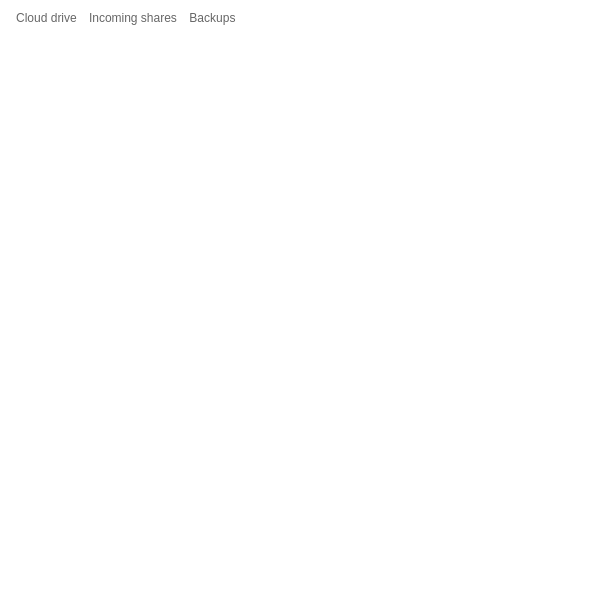
meganz/MEGAsync, file src/MEGASync/gui/node_selector/gui/win/NodeSelector.ui: the form before one commit.
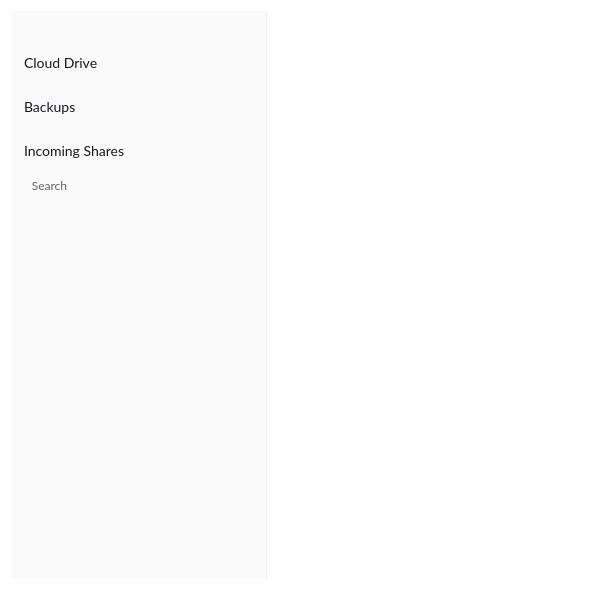
The form after the commit. Icons and pictures are not drawn.

```diff
--- a/src/MEGASync/gui/node_selector/gui/win/NodeSelector.ui
+++ b/src/MEGASync/gui/node_selector/gui/win/NodeSelector.ui
@@ -22,6 +22,9 @@
   <property name="windowTitle">
    <string>Select a MEGA folder</string>
   </property>
+  <property name="autoFillBackground">
+   <bool>false</bool>
+  </property>
   <property name="styleSheet">
    <string notr="true">QDialog
 {
@@ -41,175 +44,541 @@
 QScrollBar:horizontal {
 height: 16px;
 }
+
+#TransferManager
+{
+    border-radius: 4px;
+    border: 1px solid black;
+}
+
+*
+{
+    font-family: Lato;
+}
+
+#wLeftPane
+{
+    background-color: #FAFAFA;
+    border-right: 1px solid #EEEEEE;
+}
+
+#wRightPaneHeader, #sCurrentContent
+{
+    background-color: white;
+}
+
+#lTextSearch
+{
+    color: #666666;
+    font-size: 20px;
+    font-weight: 600;
+    padding-left: 12px;
+    qproperty-alignment: 'AlignLeft | AlignVCenter';
+}
+
+#wSearch QFrame
+{
+    padding-right: 6px;
+    padding-left: 6px;
+}
+
+#wSearch QPushButton
+{
+    height: 34px;
+}
+
+QGroupBox
+{
+    font-size: 12px;
+    border: none;
+}
+
+QGroupBox::title
+{
+    font-family: Lato;
+   color: #666666;
+    padding-left: 10px;
+}
+
+#wStorage QPushButton
+{
+    font-size: 14px;
+    color: #15191F;
+    border: none;
+    text-align: left;
+    padding-right: 0px;
+    padding-left: 0px;
+    qProperty-iconSize: 24px;
+}
+
+#wSearch QPushButton
+{
+    font-size: 14px;
+    color: #15191F;
+    border: none;
+    text-align: left;
+    padding-left: -1px;
+    padding-right: 0px;
+    qProperty-iconSize: 24px;
+}
+ 
+#wLeftPane QToolButton
+{
+  border: none;
+}
+
+
 </string>
   </property>
   <property name="modal">
    <bool>true</bool>
   </property>
-  <layout class="QVBoxLayout" name="verticalLayout">
-   <property name="spacing">
-    <number>9</number>
-   </property>
-   <property name="leftMargin">
-    <number>15</number>
-   </property>
-   <property name="topMargin">
-    <number>10</number>
-   </property>
-   <property name="rightMargin">
-    <number>15</number>
-   </property>
-   <property name="bottomMargin">
-    <number>15</number>
-   </property>
+  <layout class="QHBoxLayout" name="horizontalLayout_15" stretch="0,1">
    <item>
-    <layout class="QHBoxLayout" name="horizontalLayout_2">
-     <property name="spacing">
-      <number>10</number>
+    <widget class="QWidget" name="wLeftPane" native="true">
+     <property name="sizePolicy">
+      <sizepolicy hsizetype="Fixed" vsizetype="Preferred">
+       <horstretch>0</horstretch>
+       <verstretch>0</verstretch>
+      </sizepolicy>
      </property>
-     <property name="topMargin">
-      <number>0</number>
+     <property name="minimumSize">
+      <size>
+       <width>256</width>
+       <height>0</height>
+      </size>
      </property>
-     <property name="bottomMargin">
-      <number>5</number>
+     <property name="maximumSize">
+      <size>
+       <width>256</width>
+       <height>16777215</height>
+      </size>
      </property>
-     <item>
-      <widget class="QPushButton" name="bShowCloudDrive">
-       <property name="minimumSize">
-        <size>
-         <width>0</width>
-         <height>0</height>
-        </size>
-       </property>
-       <property name="styleSheet">
-        <string notr="true">QPushButton {
-    border: 3px solid #0078d7;
-	border-top-color: transparent;
-	border-left-color: transparent;
-	border-right-color: transparent;
-    border-radius: 0px;
-    background-color: transparent;
-    padding: -2px;
-	font-size:12px;
+     <property name="styleSheet">
+      <string notr="true">#wLeftPane QFrame &gt; QLabel
+{
+    font-weight: bold;
+    color: #999999;
+    font-size: 10px;
+	text-align: right;
+    border-radius: 12px;
 }
 
-QPushButton:checked {
-	border-bottom-color:#0078d7;
-	color:#36230e;
+#wLeftPane QFrame[itsOn=true] 
+{
+	border-radius: 4px;
+    background: solid white;
 }
-QPushButton:!checked {
-	border-bottom-color:transparent;
-	color: #666666;
-}
-</string>
-       </property>
-       <property name="text">
-        <string notr="true">Cloud drive</string>
-       </property>
-       <property name="iconSize">
-        <size>
-         <width>0</width>
-         <height>0</height>
-        </size>
-       </property>
-       <property name="checkable">
-        <bool>true</bool>
-       </property>
-       <property name="autoExclusive">
-        <bool>true</bool>
-       </property>
-      </widget>
-     </item>
-     <item>
-      <widget class="QPushButton" name="bShowIncomingShares">
-       <property name="minimumSize">
-        <size>
-         <width>0</width>
-         <height>0</height>
-        </size>
-       </property>
-       <property name="styleSheet">
-        <string notr="true">QPushButton {
-    border: 3px solid #0078d7;
-	border-top-color: transparent;
-	border-left-color: transparent;
-	border-right-color: transparent;
-    border-radius: 0px;
-    background-color: transparent;
-    padding: -2px;
-	font-size:12px;
-}
 
-QPushButton:checked {
-	border-bottom-color:#0078d7;
-	color:#36230e;
+#wLeftPane QFrame[itsOn=true]  &gt; QLabel
+{
+    border: 1px solid #F5F5F5; 
+    background-color: #FAFAFA;
+    color: #333333;
 }
-QPushButton:!checked {
-	border-bottom-color:transparent;
-	color: #666666;
-}
-</string>
-       </property>
-       <property name="text">
-        <string notr="true">Incoming shares</string>
-       </property>
-       <property name="checkable">
-        <bool>true</bool>
-       </property>
-       <property name="autoExclusive">
-        <bool>true</bool>
-       </property>
-      </widget>
-     </item>
-     <item>
-      <widget class="QPushButton" name="bShowBackups">
-       <property name="styleSheet">
-        <string notr="true">QPushButton {
-    border: 3px solid #0078d7;
-	border-top-color: transparent;
-	border-left-color: transparent;
-	border-right-color: transparent;
-    border-radius: 0px;
+
+#wLeftPane QFrame[itsOn=false] 
+{
+	border-radius: none;
     background-color: transparent;
-    padding: -2px;
-	font-size:12px;
 }
 
-QPushButton:checked {
-	border-bottom-color:#0078d7;
-	color:#36230e;
+#wLeftPane QFrame[itsOn=false]  QLabel
+{
+    border: 1px transparent #FAFAFA; 
+    background: transparent;
 }
-QPushButton:!checked {
-	border-bottom-color:transparent;
-	color: #666666;
-}
 </string>
-       </property>
-       <property name="text">
-        <string notr="true">Backups</string>
-       </property>
-       <property name="checkable">
-        <bool>true</bool>
-       </property>
-       <property name="autoExclusive">
-        <bool>true</bool>
-       </property>
-      </widget>
-     </item>
-     <item>
-      <spacer name="horizontalSpacer_3">
-       <property name="orientation">
-        <enum>Qt::Horizontal</enum>
-       </property>
-       <property name="sizeHint" stdset="0">
-        <size>
-         <width>40</width>
-         <height>0</height>
-        </size>
-       </property>
-      </spacer>
-     </item>
-    </layout>
+     </property>
+     <layout class="QVBoxLayout" name="verticalLayout">
+      <item>
+       <widget class="QGroupBox" name="wStorage">
+        <property name="title">
+         <string/>
+        </property>
+        <layout class="QVBoxLayout" name="wSearchLayout_2">
+         <property name="spacing">
+          <number>8</number>
+         </property>
+         <property name="leftMargin">
+          <number>4</number>
+         </property>
+         <property name="topMargin">
+          <number>24</number>
+         </property>
+         <property name="rightMargin">
+          <number>4</number>
+         </property>
+         <property name="bottomMargin">
+          <number>4</number>
+         </property>
+         <item>
+          <widget class="QFrame" name="fCloudDrive">
+           <property name="frameShape">
+            <enum>QFrame::NoFrame</enum>
+           </property>
+           <property name="frameShadow">
+            <enum>QFrame::Plain</enum>
+           </property>
+           <layout class="QHBoxLayout" name="horizontalLayout">
+            <property name="leftMargin">
+             <number>0</number>
+            </property>
+            <property name="topMargin">
+             <number>0</number>
+            </property>
+            <property name="rightMargin">
+             <number>0</number>
+            </property>
+            <property name="bottomMargin">
+             <number>0</number>
+            </property>
+            <item>
+             <widget class="QPushButton" name="bShowCloudDrive">
+              <property name="sizePolicy">
+               <sizepolicy hsizetype="Expanding" vsizetype="Fixed">
+                <horstretch>0</horstretch>
+                <verstretch>0</verstretch>
+               </sizepolicy>
+              </property>
+              <property name="minimumSize">
+               <size>
+                <width>0</width>
+                <height>36</height>
+               </size>
+              </property>
+              <property name="maximumSize">
+               <size>
+                <width>16777215</width>
+                <height>16777215</height>
+               </size>
+              </property>
+              <property name="font">
+               <font>
+                <family>Lato</family>
+                <pointsize>-1</pointsize>
+                <bold>false</bold>
+               </font>
+              </property>
+              <property name="cursor">
+               <cursorShape>PointingHandCursor</cursorShape>
+              </property>
+              <property name="text">
+               <string>Cloud Drive</string>
+              </property>
+              <property name="icon">
+               <iconset theme="cloud_ico" resource="../../../Resources_win.qrc">
+                <normaloff>:/images/node_selector/sidebar/cloud_ico_default.png</normaloff>:/images/node_selector/sidebar/cloud_ico_default.png</iconset>
+              </property>
+              <property name="checkable">
+               <bool>true</bool>
+              </property>
+              <property name="autoExclusive">
+               <bool>true</bool>
+              </property>
+              <property name="autoDefault">
+               <bool>false</bool>
+              </property>
+              <property name="flat">
+               <bool>false</bool>
+              </property>
+              <property name="default_icon" stdset="0">
+               <string notr="true">qrc:/images/node_selector/sidebar/cloud_ico_default.png</string>
+              </property>
+              <attribute name="buttonGroup">
+               <string notr="true">buttonGroup</string>
+              </attribute>
+             </widget>
+            </item>
+           </layout>
+          </widget>
+         </item>
+         <item>
+          <widget class="QFrame" name="fBackups">
+           <property name="frameShape">
+            <enum>QFrame::NoFrame</enum>
+           </property>
+           <property name="frameShadow">
+            <enum>QFrame::Plain</enum>
+           </property>
+           <layout class="QHBoxLayout" name="horizontalLayout_2">
+            <property name="leftMargin">
+             <number>0</number>
+            </property>
+            <property name="topMargin">
+             <number>0</number>
+            </property>
+            <property name="rightMargin">
+             <number>0</number>
+            </property>
+            <property name="bottomMargin">
+             <number>0</number>
+            </property>
+            <item>
+             <widget class="QPushButton" name="bShowBackups">
+              <property name="sizePolicy">
+               <sizepolicy hsizetype="Expanding" vsizetype="Fixed">
+                <horstretch>0</horstretch>
+                <verstretch>0</verstretch>
+               </sizepolicy>
+              </property>
+              <property name="minimumSize">
+               <size>
+                <width>0</width>
+                <height>36</height>
+               </size>
+              </property>
+              <property name="font">
+               <font>
+                <family>Lato</family>
+                <pointsize>-1</pointsize>
+                <bold>false</bold>
+               </font>
+              </property>
+              <property name="cursor">
+               <cursorShape>PointingHandCursor</cursorShape>
+              </property>
+              <property name="text">
+               <string>Backups</string>
+              </property>
+              <property name="icon">
+               <iconset theme="backups_ico" resource="../../../Resources_win.qrc">
+                <normaloff>:/images/node_selector/sidebar/backup_ico_default.png</normaloff>:/images/node_selector/sidebar/backup_ico_default.png</iconset>
+              </property>
+              <property name="checkable">
+               <bool>true</bool>
+              </property>
+              <property name="autoExclusive">
+               <bool>true</bool>
+              </property>
+              <property name="autoDefault">
+               <bool>false</bool>
+              </property>
+              <property name="default_icon" stdset="0">
+               <string notr="true">qrc:/images/node_selector/sidebar/backup_ico_default.png</string>
+              </property>
+              <attribute name="buttonGroup">
+               <string notr="true">buttonGroup</string>
+              </attribute>
+             </widget>
+            </item>
+           </layout>
+          </widget>
+         </item>
+         <item>
+          <widget class="QFrame" name="fIncomingShares">
+           <property name="sizePolicy">
+            <sizepolicy hsizetype="Preferred" vsizetype="Preferred">
+             <horstretch>0</horstretch>
+             <verstretch>0</verstretch>
+            </sizepolicy>
+           </property>
+           <property name="minimumSize">
+            <size>
+             <width>0</width>
+             <height>0</height>
+            </size>
+           </property>
+           <property name="maximumSize">
+            <size>
+             <width>16777215</width>
+             <height>16777215</height>
+            </size>
+           </property>
+           <property name="frameShape">
+            <enum>QFrame::NoFrame</enum>
+           </property>
+           <property name="frameShadow">
+            <enum>QFrame::Plain</enum>
+           </property>
+           <layout class="QHBoxLayout" name="horizontalLayout_3">
+            <property name="spacing">
+             <number>3</number>
+            </property>
+            <property name="leftMargin">
+             <number>0</number>
+            </property>
+            <property name="topMargin">
+             <number>0</number>
+            </property>
+            <property name="rightMargin">
+             <number>0</number>
+            </property>
+            <property name="bottomMargin">
+             <number>0</number>
+            </property>
+            <item>
+             <widget class="QPushButton" name="bShowIncomingShares">
+              <property name="sizePolicy">
+               <sizepolicy hsizetype="Expanding" vsizetype="Fixed">
+                <horstretch>0</horstretch>
+                <verstretch>0</verstretch>
+               </sizepolicy>
+              </property>
+              <property name="minimumSize">
+               <size>
+                <width>0</width>
+                <height>36</height>
+               </size>
+              </property>
+              <property name="font">
+               <font>
+                <family>Lato</family>
+                <pointsize>-1</pointsize>
+                <bold>false</bold>
+               </font>
+              </property>
+              <property name="cursor">
+               <cursorShape>PointingHandCursor</cursorShape>
+              </property>
+              <property name="text">
+               <string>Incoming Shares</string>
+              </property>
+              <property name="icon">
+               <iconset theme="incoming_ico" resource="../../../Resources_win.qrc">
+                <normaloff>:/images/node_selector/sidebar/incoming_share_ico_default.png</normaloff>:/images/node_selector/sidebar/incoming_share_ico_default.png</iconset>
+              </property>
+              <property name="checkable">
+               <bool>true</bool>
+              </property>
+              <property name="autoExclusive">
+               <bool>true</bool>
+              </property>
+              <property name="autoDefault">
+               <bool>false</bool>
+              </property>
+              <property name="default_icon" stdset="0">
+               <string notr="true">qrc:/images/node_selector/sidebar/incoming_share_ico_default.png</string>
+              </property>
+              <attribute name="buttonGroup">
+               <string notr="true">buttonGroup</string>
+              </attribute>
+             </widget>
+            </item>
+           </layout>
+          </widget>
+         </item>
+        </layout>
+       </widget>
+      </item>
+      <item>
+       <widget class="QGroupBox" name="wSearch">
+        <property name="title">
+         <string>Search</string>
+        </property>
+        <layout class="QVBoxLayout" name="wSearchLayout">
+         <property name="spacing">
+          <number>0</number>
+         </property>
+         <property name="leftMargin">
+          <number>4</number>
+         </property>
+         <property name="topMargin">
+          <number>24</number>
+         </property>
+         <property name="rightMargin">
+          <number>4</number>
+         </property>
+         <property name="bottomMargin">
+          <number>4</number>
+         </property>
+         <item>
+          <widget class="QFrame" name="fSearchString">
+           <property name="focusPolicy">
+            <enum>Qt::StrongFocus</enum>
+           </property>
+           <property name="frameShape">
+            <enum>QFrame::NoFrame</enum>
+           </property>
+           <property name="frameShadow">
+            <enum>QFrame::Plain</enum>
+           </property>
+           <layout class="QHBoxLayout" name="horizontalLayout_14">
+            <property name="spacing">
+             <number>0</number>
+            </property>
+            <property name="leftMargin">
+             <number>0</number>
+            </property>
+            <property name="topMargin">
+             <number>0</number>
+            </property>
+            <property name="rightMargin">
+             <number>0</number>
+            </property>
+            <property name="bottomMargin">
+             <number>0</number>
+            </property>
+            <item>
+             <widget class="QPushButton" name="bSearchString">
+              <property name="sizePolicy">
+               <sizepolicy hsizetype="Expanding" vsizetype="Fixed">
+                <horstretch>0</horstretch>
+                <verstretch>0</verstretch>
+               </sizepolicy>
+              </property>
+              <property name="cursor">
+               <cursorShape>PointingHandCursor</cursorShape>
+              </property>
+              <property name="text">
+               <string notr="true"/>
+              </property>
+              <property name="icon">
+               <iconset theme="search_result" resource="../../../Resources_linux.qrc">
+                <normaloff>:/images/transfer_manager/sidebar/search_result_default.png</normaloff>:/images/transfer_manager/sidebar/search_result_default.png</iconset>
+              </property>
+              <property name="checkable">
+               <bool>true</bool>
+              </property>
+              <property name="autoDefault">
+               <bool>false</bool>
+              </property>
+              <property name="default_icon" stdset="0">
+               <string notr="true">qrc:/images/transfer_manager/sidebar/search_result_default.png</string>
+              </property>
+              <attribute name="buttonGroup">
+               <string notr="true">buttonGroup</string>
+              </attribute>
+             </widget>
+            </item>
+            <item>
+             <widget class="QToolButton" name="tClearSearchResult">
+              <property name="cursor">
+               <cursorShape>PointingHandCursor</cursorShape>
+              </property>
+              <property name="text">
+               <string/>
+              </property>
+              <property name="icon">
+               <iconset theme="delete_search" resource="../../../Resources_linux.qrc">
+                <normaloff>:/images/transfer_manager/sidebar/delete_search_result_default.png</normaloff>:/images/transfer_manager/sidebar/delete_search_result_default.png</iconset>
+              </property>
+              <property name="default_icon" stdset="0">
+               <string notr="true">qrc:/images/transfer_manager/sidebar/delete_search_result_default.png</string>
+              </property>
+             </widget>
+            </item>
+           </layout>
+          </widget>
+         </item>
+        </layout>
+       </widget>
+      </item>
+      <item>
+       <spacer name="verticalSpacer">
+        <property name="orientation">
+         <enum>Qt::Vertical</enum>
+        </property>
+        <property name="sizeHint" stdset="0">
+         <size>
+          <width>20</width>
+          <height>40</height>
+         </size>
+        </property>
+       </spacer>
+      </item>
+     </layout>
+    </widget>
    </item>
    <item>
     <widget class="QStackedWidget" name="stackedWidget">
```
Left out of the diff: 12 changed lines with no effect on the pictures.
